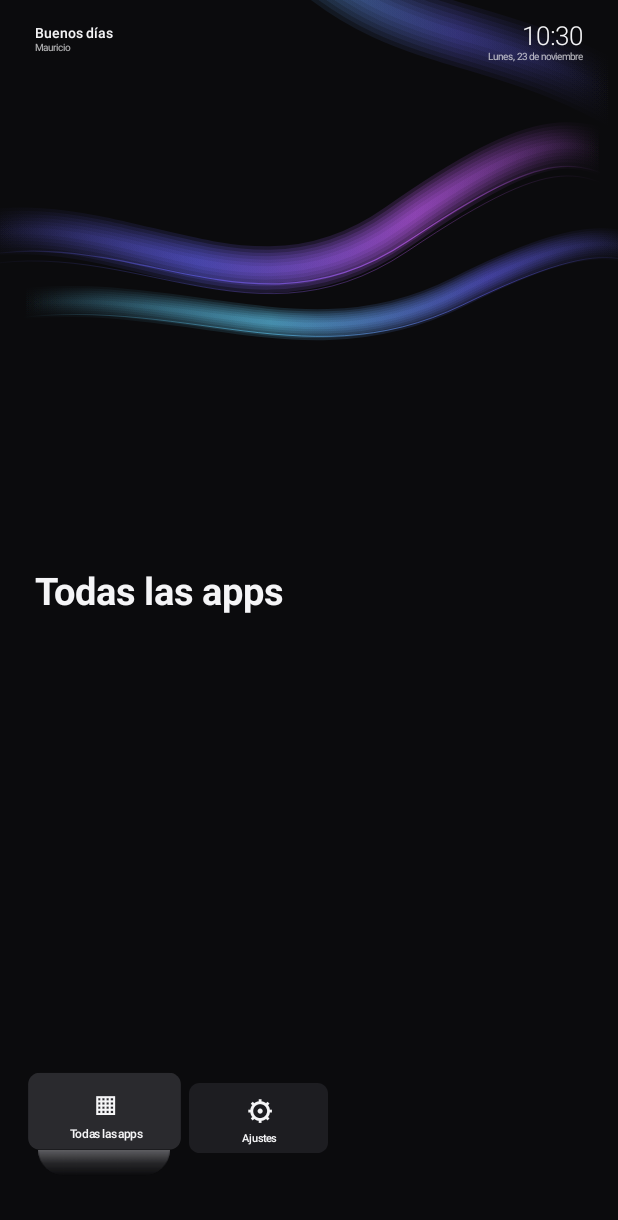
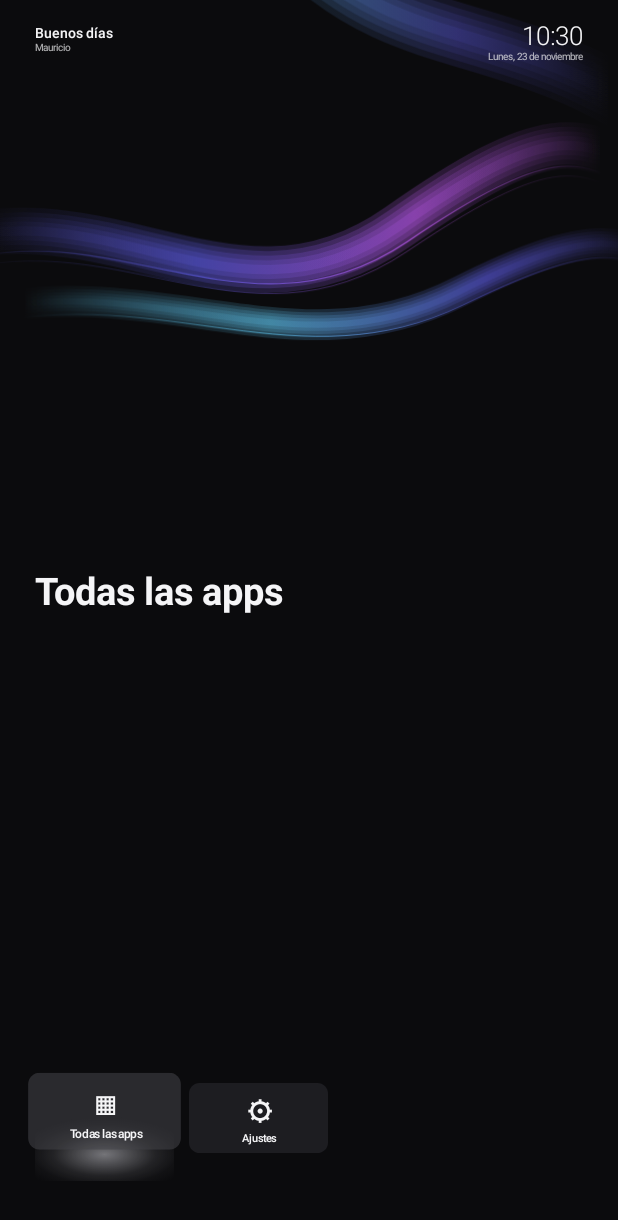
Before and after one commit to mauriacostagarr-pixel/launcher-jvc, an Android app built with Jetpack Compose: the MainActivity screen opened directly, with no data from a screen before it, on a phone screen of 412 x 824 dp. Shown: the top 1220 px of the screen. Run offline under Robolectric (Android 15) with nearby library versions, the phone set to English and light mode, and no system bars.

Commit message:
Fluidez, reflejo difuso, barra de volumen global y ajustes de launcher principal
Co-Authored-By: Claude Sonnet 5.5 <noreply@anthropic.com>
Claude-Session: https://claude.ai/code/session_01FpSmUMvd6LQgzhqsjchX1d

```diff
--- a/app/build.gradle.kts
+++ b/app/build.gradle.kts
@@ -29,7 +29,8 @@ android {
 
     buildTypes {
         release {
-            isMinifyEnabled = false
+            isMinifyEnabled = true
+            proguardFiles(getDefaultProguardFile("proguard-android-optimize.txt"), "proguard-rules.pro")
             signingConfig = if (keystorePath != null) {
                 signingConfigs.getByName("release")
             } else {
--- a/app/src/main/java/pe/launcher/jvc/Estelas.kt
+++ b/app/src/main/java/pe/launcher/jvc/Estelas.kt
@@ -16,6 +16,7 @@ import androidx.compose.runtime.getValue
 import androidx.compose.ui.Modifier
 import androidx.compose.ui.graphics.Brush
 import androidx.compose.ui.graphics.Color
+import androidx.compose.ui.graphics.CompositingStrategy
 import androidx.compose.ui.graphics.Path
 import androidx.compose.ui.graphics.StrokeCap
 import androidx.compose.ui.graphics.drawscope.DrawScope
@@ -42,10 +43,10 @@ private fun gradB(a: Color, b: Color, c: Color, w: Float): Brush = Brush.horizon
 
 /** Trazo ancho con bordes suaves (simula el desenfoque apilando trazos cada vez más finos). */
 private fun DrawScope.softStroke(path: Path, brush: Brush, width: Float, alpha: Float) {
-    val steps = 7
+    val steps = 5
     for (i in 0 until steps) {
         val f = 1f - i.toFloat() / steps
-        drawPath(path, brush, alpha = alpha * 0.30f, style = Stroke(width * f, cap = StrokeCap.Round))
+        drawPath(path, brush, alpha = alpha * 0.38f, style = Stroke(width * f, cap = StrokeCap.Round))
     }
 }
 
@@ -91,6 +92,7 @@ fun Estelas(
         // Resplandor superior derecho
         Canvas(
             Modifier.fillMaxSize().graphicsLayer {
+                compositingStrategy = CompositingStrategy.Offscreen
                 val k = size.width / 1280f
                 translationX = ((-90f * s + 6f * f) + (-110f * dC * m)) * k
                 translationY = ((70f * s) + (36f * dC * m)) * k
@@ -111,6 +113,7 @@ fun Estelas(
         // Cinta principal
         Canvas(
             Modifier.fillMaxSize().graphicsLayer {
+                compositingStrategy = CompositingStrategy.Offscreen
                 val k = size.width / 1280f
                 translationX = ((-150f * s + 14f * f) + (-110f * dA * m)) * k
                 translationY = ((-70f * s) + (36f * dA * m)) * k
@@ -145,6 +148,7 @@ fun Estelas(
         // Cinta inferior
         Canvas(
             Modifier.fillMaxSize().graphicsLayer {
+                compositingStrategy = CompositingStrategy.Offscreen
                 val k = size.width / 1280f
                 translationX = ((110f * s - 22f * f) + (90f * dB * m)) * k
                 translationY = ((50f * s) + (-44f * dB * m)) * k
--- a/app/src/main/java/pe/launcher/jvc/Ui.kt
+++ b/app/src/main/java/pe/launcher/jvc/Ui.kt
@@ -36,6 +36,8 @@ import androidx.compose.ui.draw.clip
 import androidx.compose.ui.draw.drawBehind
 import androidx.compose.ui.graphics.Brush
 import androidx.compose.ui.graphics.Color
+import androidx.compose.ui.geometry.Offset
+import androidx.compose.ui.graphics.drawscope.scale
 import androidx.compose.ui.graphics.graphicsLayer
 import androidx.compose.ui.layout.ContentScale
 import androidx.compose.ui.platform.LocalDensity
@@ -173,7 +175,7 @@ private fun HomeLayer(c: LauncherController, pal: Pal, k: Float, alpha: Float) {
         ) {
             Row(
                 Modifier.wrapContentWidth(Alignment.Start, unbounded = true)
-                    .offset { IntOffset(-(scrollDp * density.density).roundToInt(), 0) }
+                    .graphicsLayer { translationX = -scrollDp * this.density }
                     .padding(top = (40 * k).dp),
                 horizontalArrangement = Arrangement.spacedBy(gap.dp),
             ) {
@@ -211,16 +213,30 @@ private fun Card(
     val w = (288 * k).dp
     val hgt = (144 * k).dp
     Box(Modifier.width(w).height(hgt + (60 * k).dp)) {
-        // Reflejo / resplandor del color de la app: solo en la seleccionada
+        // Reflejo difuso del color de la app: solo en la seleccionada
         Box(
-            Modifier.align(Alignment.TopStart)
-                .offset(x = w * 0.06f, y = hgt - (6 * k).dp)
-                .width(w * 0.88f).height((54 * k).dp)
-                .graphicsLayer { alpha = glow * 0.85f; scaleX = 1f + 0.08f * lift }
-                .background(
-                    Brush.verticalGradient(listOf(accent.copy(alpha = 0.75f), accent.copy(alpha = 0.25f), Color.Transparent)),
-                    RoundedCornerShape(bottomStart = 40.dp, bottomEnd = 40.dp),
-                )
+            Modifier.matchParentSize()
+                .graphicsLayer { alpha = glow * 0.95f }
+                .drawBehind {
+                    val cx = size.width / 2f
+                    val cy = (144f * k + 4f * k) * density
+                    val r = size.width * 0.66f
+                    scale(1f, 0.42f, pivot = Offset(cx, cy)) {
+                        drawCircle(
+                            brush = Brush.radialGradient(
+                                0f to accent.copy(alpha = 0.85f),
+                                0.25f to accent.copy(alpha = 0.55f),
+                                0.55f to accent.copy(alpha = 0.2f),
+                                0.8f to accent.copy(alpha = 0.05f),
+                                1f to accent.copy(alpha = 0f),
+                                center = Offset(cx, cy),
+                                radius = r,
+                            ),
+                            radius = r,
+                            center = Offset(cx, cy),
+                        )
+                    }
+                }
         )
         Box(
             Modifier.size(w, hgt)
@@ -339,7 +355,7 @@ private fun PanelLayer(c: LauncherController, pal: Pal, k: Float, alpha: Float)
                         .graphicsLayer { scaleX = 1f + 0.02f * s; scaleY = 1f + 0.02f * s }
                         .clip(RoundedCornerShape((16 * k).dp))
                         .background(if (f) pal.focusBg else pal.pill)
-                        .padding(horizontal = (20 * k).dp, vertical = (16 * k).dp),
+                        .padding(horizontal = (20 * k).dp, vertical = (12 * k).dp),
                     horizontalArrangement = Arrangement.SpaceBetween,
                     verticalAlignment = Alignment.CenterVertically,
                 ) {
--- a/app/src/main/res/values/strings.xml
+++ b/app/src/main/res/values/strings.xml
@@ -1,4 +1,6 @@
 <?xml version="1.0" encoding="utf-8"?>
 <resources>
     <string name="app_name">Launcher</string>
+    <string name="volume_service_label">Launcher: barra de volumen</string>
+    <string name="volume_service_desc">Muestra la barra de volumen del launcher sobre cualquier app. Solo lee los botones de volumen.</string>
 </resources>
```
Also changed, not shown: app/src/main/AndroidManifest.xml (+12 -0 lines), app/src/main/java/pe/launcher/jvc/Controller.kt (+16 -4 lines), app/src/main/java/pe/launcher/jvc/VolumeOverlayView.kt (added, +99 -0 lines), app/src/main/java/pe/launcher/jvc/VolumeService.kt (added, +75 -0 lines), app/src/main/res/xml/volume_service.xml (added, +8 -0 lines), 1 other file.
